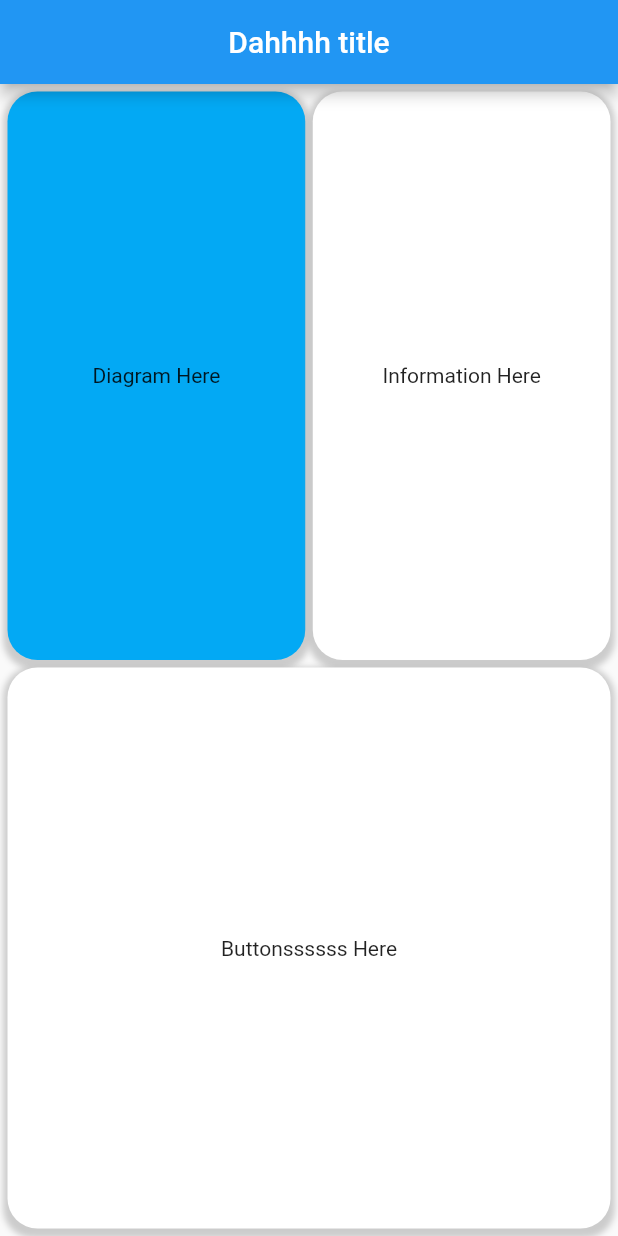
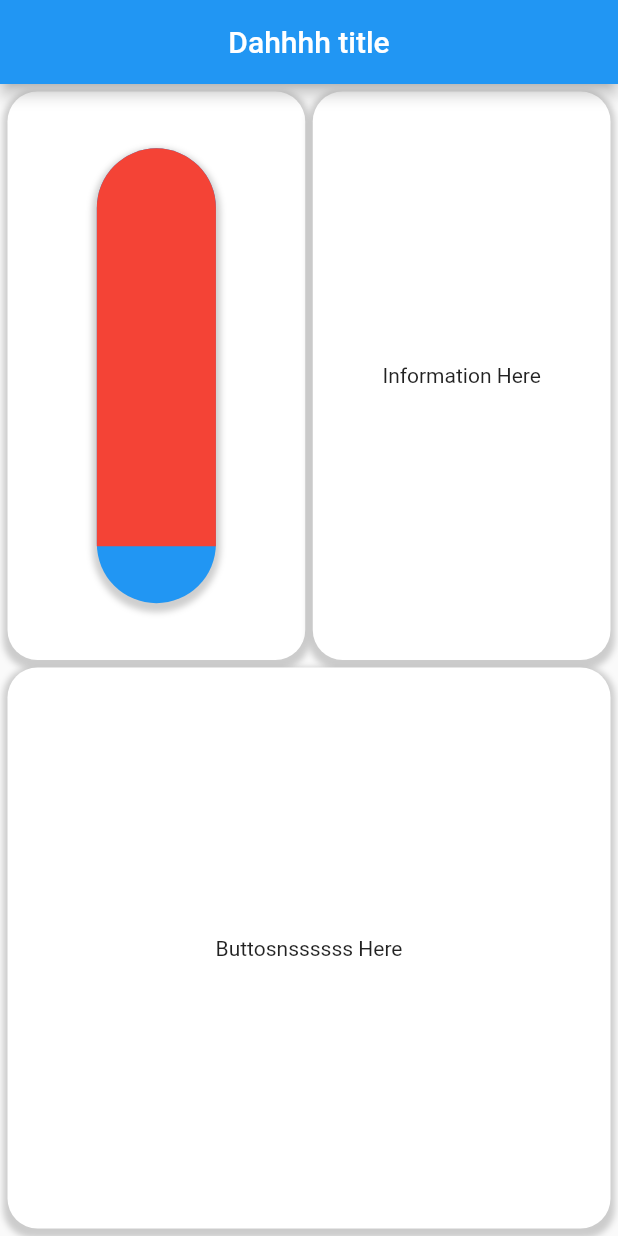
Before and after one commit to ChengCK18/dah_flutterrrrr_app1, a Flutter app: the screen it shows after launch, on a phone screen of 412 x 824 dp. Run offline on Flutter 3.47's test engine with Material 2 defaults, Android fonts, the light colour scheme and no system bars; our stand-ins replace fl_chart.

Commit message:
Diagram draft

```diff
--- a/lib/main.dart
+++ b/lib/main.dart
@@ -1,4 +1,7 @@
 import 'package:flutter/material.dart';
+import 'package:ze_flutter_app_1/mainPageButtons.dart';
+import 'mainPageButtons.dart';
+import 'mainPageInfo.dart';
 
 void main() {
   runApp(const MyApp());
@@ -30,73 +33,8 @@ class MainPage extends StatelessWidget {
         appBar: AppBar(centerTitle: true, title: const Text("Dahhhh title")),
         body: Column(
           children: <Widget>[
-            Expanded(
-                flex: 5,
-                child: Row(
-                  children: <Widget>[
-                    Expanded(
-                        flex: 5,
-                        child: Container(
-                            child: Center(child: Text("Diagram Here")),
-                            margin: const EdgeInsets.only(
-                                left: 5.0, right: 2.5, top: 5.0, bottom: 0),
-                            decoration: BoxDecoration(
-                                color: Colors.lightBlue,
-                                borderRadius:
-                                    BorderRadius.all(Radius.circular(20)),
-                                boxShadow: [
-                                  BoxShadow(
-                                    color: Colors.grey.withOpacity(0.5),
-                                    spreadRadius: 3,
-                                    blurRadius: 3,
-                                    offset: const Offset(
-                                        0, 3), // changes position of shadow
-                                  ),
-                                ]))),
-                    Expanded(
-                        flex: 5,
-                        child: Container(
-                            child: Center(child: Text("Information Here")),
-                            margin: const EdgeInsets.only(
-                                left: 2.5, right: 5.0, top: 5.0, bottom: 0),
-                            decoration: BoxDecoration(
-                                color: Colors.white,
-                                borderRadius:
-                                    BorderRadius.all(Radius.circular(20)),
-                                boxShadow: [
-                                  BoxShadow(
-                                    color: Colors.grey.withOpacity(0.5),
-                                    spreadRadius: 3,
-                                    blurRadius: 3,
-                                    offset: const Offset(
-                                        0, 3), // changes position of shadow
-                                  ),
-                                ])))
-                  ],
-                )),
-            Expanded(
-              flex: 5,
-              child: Container(
-                child: Row(children: const <Widget>[
-                  Expanded(
-                      flex: 5, child: Center(child: Text("Buttonssssss Here")))
-                ]),
-                margin: const EdgeInsets.only(
-                    left: 5.0, right: 5.0, top: 5.0, bottom: 5.0),
-                decoration: BoxDecoration(
-                    color: Colors.white,
-                    borderRadius: BorderRadius.all(Radius.circular(20)),
-                    boxShadow: [
-                      BoxShadow(
-                        color: Colors.grey.withOpacity(0.5),
-                        spreadRadius: 3,
-                        blurRadius: 3,
-                        offset:
-                            const Offset(0, 3), // changes position of shadow
-                      ),
-                    ]),
-              ),
-            ),
+            Expanded(flex: 5, child: MainPageInfo()),
+            Expanded(flex: 5, child: MainPageButtons()),
           ],
         ));
   }
--- /dev/null
+++ b/lib/mainPageButtons.dart
@@ -0,0 +1,32 @@
+import 'package:flutter/material.dart';
+
+class MainPageButtons extends StatefulWidget {
+  const MainPageButtons({Key? key}) : super(key: key);
+
+  @override
+  State<MainPageButtons> createState() => _MainPageButtonsState();
+}
+
+class _MainPageButtonsState extends State<MainPageButtons> {
+  @override
+  Widget build(BuildContext context) {
+    return Container(
+      child: Row(children: const <Widget>[
+        Expanded(flex: 5, child: Center(child: Text("Buttosnssssss Here")))
+      ]),
+      margin:
+          const EdgeInsets.only(left: 5.0, right: 5.0, top: 5.0, bottom: 5.0),
+      decoration: BoxDecoration(
+          color: Colors.white,
+          borderRadius: const BorderRadius.all(Radius.circular(20)),
+          boxShadow: [
+            BoxShadow(
+              color: Colors.grey.withOpacity(0.5),
+              spreadRadius: 3,
+              blurRadius: 3,
+              offset: const Offset(0, 3), // changes position of shadow
+            ),
+          ]),
+    );
+  }
+}
--- /dev/null
+++ b/lib/mainPageInfo.dart
@@ -0,0 +1,83 @@
+import 'package:flutter/material.dart';
+import 'package:fl_chart/fl_chart.dart';
+
+class MainPageInfo extends StatefulWidget {
+  const MainPageInfo({Key? key}) : super(key: key);
+
+  @override
+  State<MainPageInfo> createState() => _MainPageInfoState();
+}
+
+class _MainPageInfoState extends State<MainPageInfo> {
+  @override
+  Widget build(BuildContext context) {
+    return Row(
+      children: <Widget>[
+        Expanded(
+            flex: 5,
+            child: Container(
+                child: Center(child: LayoutBuilder(builder: (ctx, constraints) {
+                  return Stack(children: <Widget>[
+                    Container(
+                        height: constraints.maxHeight * 0.8,
+                        width: constraints.maxWidth * 0.4,
+                        decoration: BoxDecoration(
+                            color: Colors.blue,
+                            borderRadius:
+                                const BorderRadius.all(Radius.circular(50)),
+                            boxShadow: [
+                              BoxShadow(
+                                color: Colors.grey.withOpacity(0.5),
+                                spreadRadius: 3,
+                                blurRadius: 3,
+                                offset: const Offset(
+                                    0, 3), // changes position of shadow
+                              ),
+                            ])),
+                    Container(
+                        height: constraints.maxHeight * 0.7,
+                        width: constraints.maxWidth * 0.4,
+                        decoration: const BoxDecoration(
+                          color: Colors.red,
+                          borderRadius: BorderRadius.only(
+                              topLeft: Radius.circular(50),
+                              topRight: Radius.circular(50)),
+                        ))
+                  ]);
+                })),
+                margin: const EdgeInsets.only(
+                    left: 5.0, right: 2.5, top: 5.0, bottom: 0),
+                decoration: BoxDecoration(
+                    color: Colors.white,
+                    borderRadius: const BorderRadius.all(Radius.circular(20)),
+                    boxShadow: [
+                      BoxShadow(
+                        color: Colors.grey.withOpacity(0.5),
+                        spreadRadius: 3,
+                        blurRadius: 3,
+                        offset:
+                            const Offset(0, 3), // changes position of shadow
+                      ),
+                    ]))),
+        Expanded(
+            flex: 5,
+            child: Container(
+                child: const Center(child: Text("Information Here")),
+                margin: const EdgeInsets.only(
+                    left: 2.5, right: 5.0, top: 5.0, bottom: 0),
+                decoration: BoxDecoration(
+                    color: Colors.white,
+                    borderRadius: const BorderRadius.all(Radius.circular(20)),
+                    boxShadow: [
+                      BoxShadow(
+                        color: Colors.grey.withOpacity(0.5),
+                        spreadRadius: 3,
+                        blurRadius: 3,
+                        offset:
+                            const Offset(0, 3), // changes position of shadow
+                      ),
+                    ])))
+      ],
+    );
+  }
+}
--- a/pubspec.yaml
+++ b/pubspec.yaml
@@ -27,6 +27,7 @@ environment:
 # the latest version available on pub.dev. To see which dependencies have newer
 # versions available, run `flutter pub outdated`.
 dependencies:
+
   flutter:
     sdk: flutter
 
@@ -34,6 +35,8 @@ dependencies:
   # The following adds the Cupertino Icons font to your application.
   # Use with the CupertinoIcons class for iOS style icons.
   cupertino_icons: ^1.0.2
+  fl_chart: ^0.50.6
+
 
 dev_dependencies:
   flutter_test:
@@ -45,6 +48,8 @@ dev_dependencies:
   # package. See that file for information about deactivating specific lint
   # rules and activating additional ones.
   flutter_lints: ^1.0.0
+
+
 
 # For information on the generic Dart part of this file, see the
 # following page: https://dart.dev/tools/pub/pubspec
```
Also changed, not shown: pubspec.lock.
